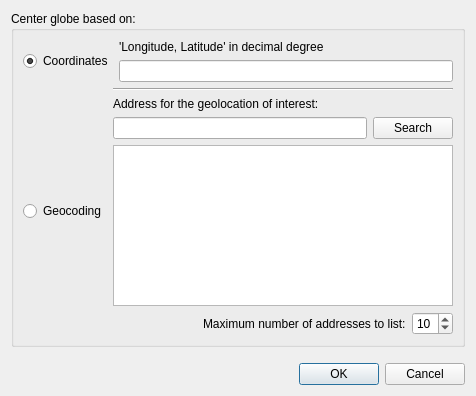
Qt form globe_builder_dialog_base.ui (GispoCoding/GlobeBuilder) before a commit.
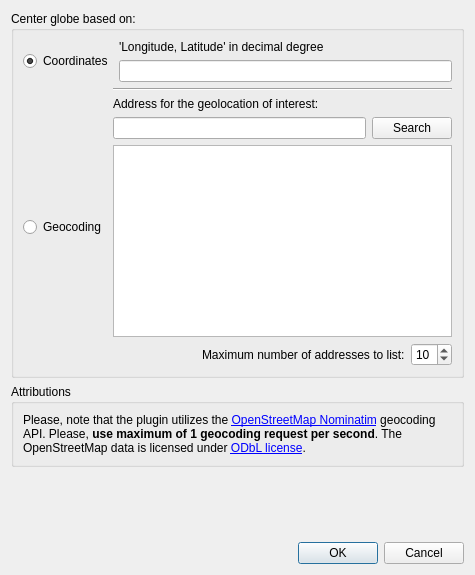
The same form after that commit. Icons and pictures are not drawn.

Commit message: Add Nominatim attributions and user agent information

What changed in the file:
```diff
--- a/globe_builder_dialog_base.ui
+++ b/globe_builder_dialog_base.ui
@@ -6,8 +6,8 @@
       <rect>
           <x>0</x>
           <y>0</y>
-          <width>476</width>
-          <height>396</height>
+    <width>475</width>
+    <height>575</height>
       </rect>
   </property>
      <property name="windowTitle">
@@ -15,7 +15,7 @@
      </property>
      <layout class="QVBoxLayout" name="verticalLayout_3">
          <item>
-             <layout class="QVBoxLayout" name="verticalLayoutMain" stretch="0,0">
+    <layout class="QVBoxLayout" name="verticalLayoutMain" stretch="0,0,0">
                  <property name="sizeConstraint">
                      <enum>QLayout::SetNoConstraint</enum>
                  </property>
@@ -161,6 +161,30 @@
        </layout>
       </widget>
      </item>
+     <item>
+      <widget class="QGroupBox" name="groupBox_6">
+       <property name="title">
+        <string>Attributions</string>
+       </property>
+       <layout class="QVBoxLayout" name="verticalLayout_8">
+        <item>
+         <widget class="QLabel" name="label_5">
+          <property name="text">
+           <string>&lt;html&gt;&lt;head/&gt;&lt;body&gt;&lt;p&gt;Please, note that the plugin utilizes the &lt;a href=&quot;https://wiki.openstreetmap.org/wiki/Nominatim&quot;&gt;&lt;span
+            style=&quot; text-decoration: underline; color:#0000ff;&quot;&gt;OpenStreetMap Nominatim&lt;/span&gt;&lt;/a&gt;
+            geocoding API. Please, &lt;span style=&quot; font-weight:600;&quot;&gt;use maximum of 1 geocoding request
+            per second&lt;/span&gt;. The OpenStreetMap data is licensed under &lt;a href=&quot;https://opendatacommons.org/licenses/odbl/&quot;&gt;&lt;span
+            style=&quot; text-decoration: underline; color:#0000ff;&quot;&gt;ODbL license&lt;/span&gt;&lt;/a&gt;.&lt;/p&gt;&lt;/body&gt;&lt;/html&gt;
+           </string>
+          </property>
+          <property name="wordWrap">
+           <bool>true</bool>
+          </property>
+         </widget>
+        </item>
+       </layout>
+      </widget>
+     </item>
      <item>
       <layout class="QHBoxLayout" name="horizontalLayout_3">
        <item>
```
Lines whose indentation alone changed are shown as unchanged. The commit also changes 3 other files.
